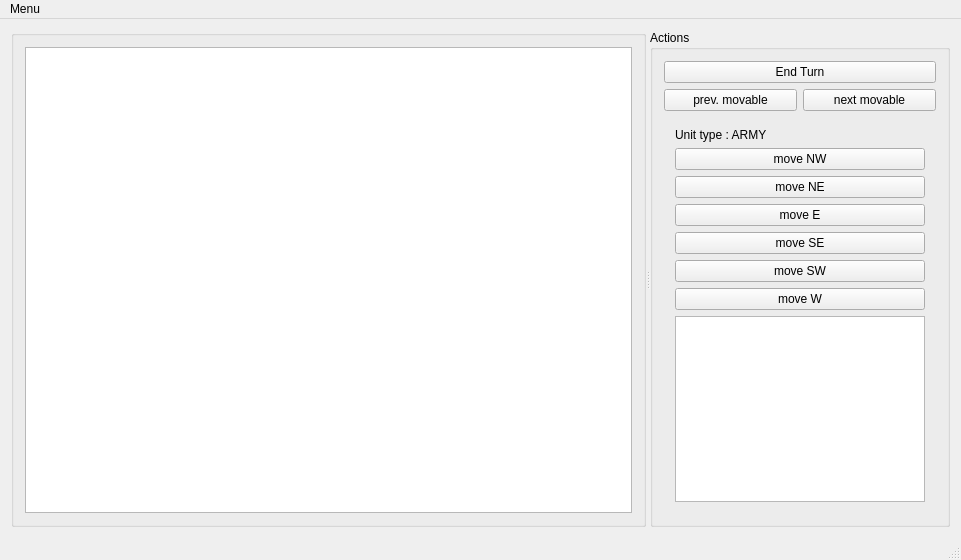
Before: the Qt Designer form mainwindow.ui in a-laine/empire-gui, drawn with Qt 5.
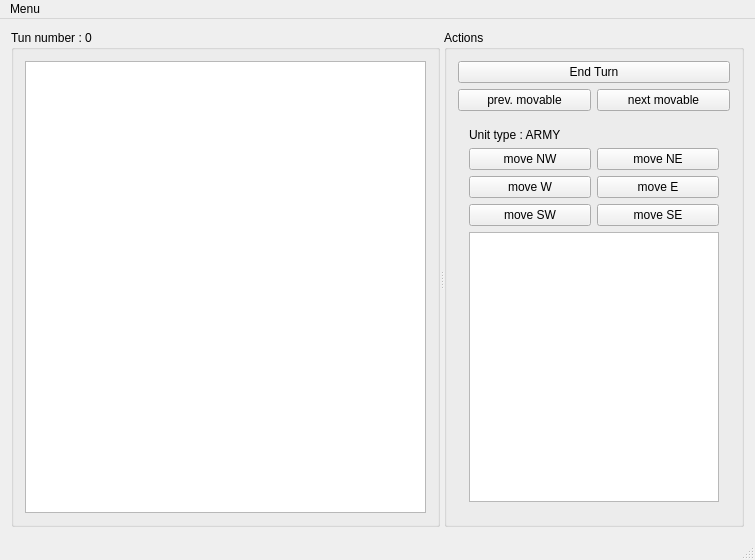
After: the same form once the commit is applied. Custom widgets are drawn as their Qt base class.

Diff of the .ui file:
```diff
--- a/mainwindow.ui
+++ b/mainwindow.ui
@@ -6,7 +6,7 @@
    <rect>
     <x>0</x>
     <y>0</y>
-    <width>961</width>
+    <width>755</width>
     <height>560</height>
    </rect>
   </property>
@@ -34,7 +34,7 @@
         </sizepolicy>
        </property>
        <property name="title">
-        <string/>
+        <string>Tun number : 0</string>
        </property>
        <property name="flat">
         <bool>false</bool>
@@ -103,8 +103,9 @@
            <bool>true</bool>
           </property>
           <property name="currentIndex">
-           <number>0</number>
+           <number>1</number>
           </property>
+          <widget class="QWidget" name="pageVide"/>
           <widget class="QWidget" name="unit">
            <layout class="QVBoxLayout" name="verticalLayout_5">
             <item>
@@ -115,46 +116,50 @@
              </widget>
             </item>
             <item>
-             <widget class="QPushButton" name="moveNW">
-              <property name="text">
-               <string>move NW</string>
-              </property>
-             </widget>
-            </item>
-            <item>
+             <layout class="QGridLayout" name="gridLayout">
+              <item row="0" column="1">
              <widget class="QPushButton" name="moveNE">
               <property name="text">
                <string>move NE</string>
               </property>
              </widget>
             </item>
-            <item>
+              <item row="1" column="0">
+               <widget class="QPushButton" name="moveW">
+                <property name="text">
+                 <string>move W</string>
+                </property>
+               </widget>
+              </item>
+              <item row="1" column="1">
              <widget class="QPushButton" name="moveE">
               <property name="text">
                <string>move E</string>
               </property>
              </widget>
             </item>
-            <item>
-             <widget class="QPushButton" name="moveSE">
+              <item row="0" column="0">
+               <widget class="QPushButton" name="moveNW">
               <property name="text">
-               <string>move SE</string>
+                 <string>move NW</string>
               </property>
              </widget>
             </item>
-            <item>
+              <item row="2" column="0">
              <widget class="QPushButton" name="moveSW">
               <property name="text">
                <string>move SW</string>
               </property>
              </widget>
             </item>
-            <item>
-             <widget class="QPushButton" name="moveW">
+              <item row="2" column="1">
+               <widget class="QPushButton" name="moveSE">
               <property name="text">
-               <string>move W</string>
-              </property>
-             </widget>
+                 <string>move SE</string>
+                </property>
+               </widget>
+              </item>
+             </layout>
             </item>
             <item>
              <widget class="QListWidget" name="listTransported">
@@ -177,6 +182,46 @@
               </property>
              </widget>
             </item>
+            <item>
+             <layout class="QHBoxLayout" name="horizontalLayout_5">
+              <item>
+               <widget class="QComboBox" name="unitTypeCombo">
+                <item>
+                 <property name="text">
+                  <string>FIGHT</string>
+                 </property>
+                </item>
+                <item>
+                 <property name="text">
+                  <string>ARMY</string>
+                 </property>
+                </item>
+                <item>
+                 <property name="text">
+                  <string>TRANSPORT</string>
+                 </property>
+                </item>
+                <item>
+                 <property name="text">
+                  <string>PATROL</string>
+                 </property>
+                </item>
+                <item>
+                 <property name="text">
+                  <string>BATTLESHIP</string>
+                 </property>
+                </item>
+               </widget>
+              </item>
+              <item>
+               <widget class="QPushButton" name="productButton">
+                <property name="text">
+                 <string>Product unit</string>
+                </property>
+               </widget>
+              </item>
+             </layout>
+            </item>
             <item>
              <widget class="QListWidget" name="listInCity">
               <property name="sizePolicy">
@@ -202,8 +247,8 @@
     <rect>
      <x>0</x>
      <y>0</y>
-     <width>961</width>
-     <height>22</height>
+     <width>755</width>
+     <height>27</height>
     </rect>
    </property>
    <widget class="QMenu" name="menuMenu">
```
Lines whose indentation alone changed are shown as unchanged.
